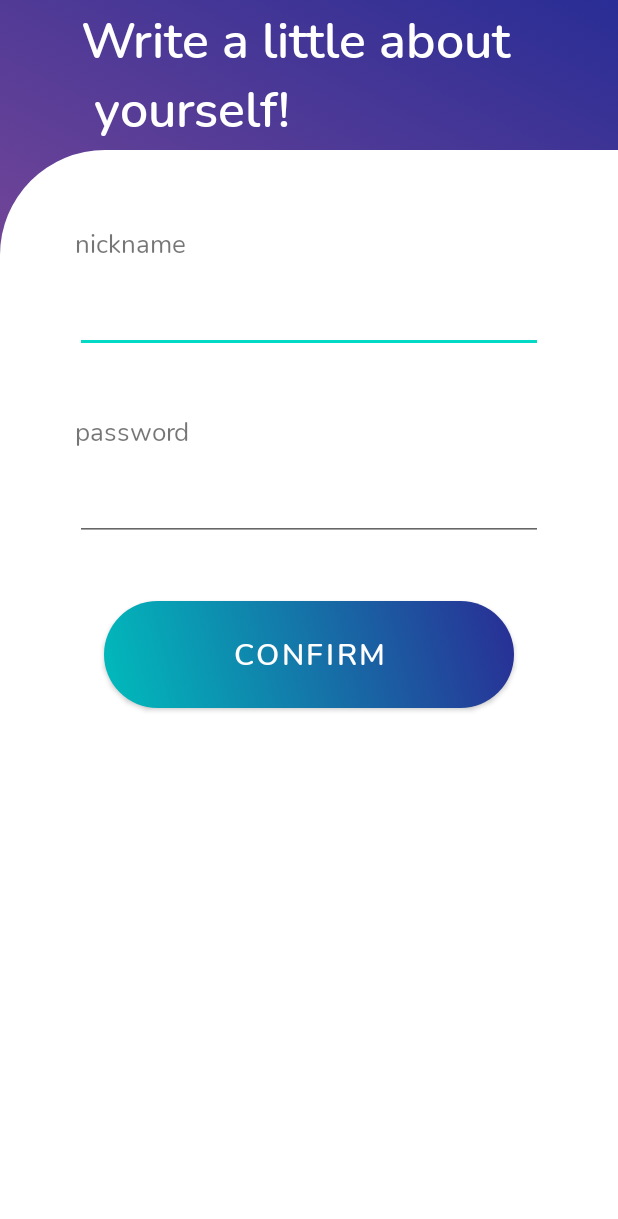
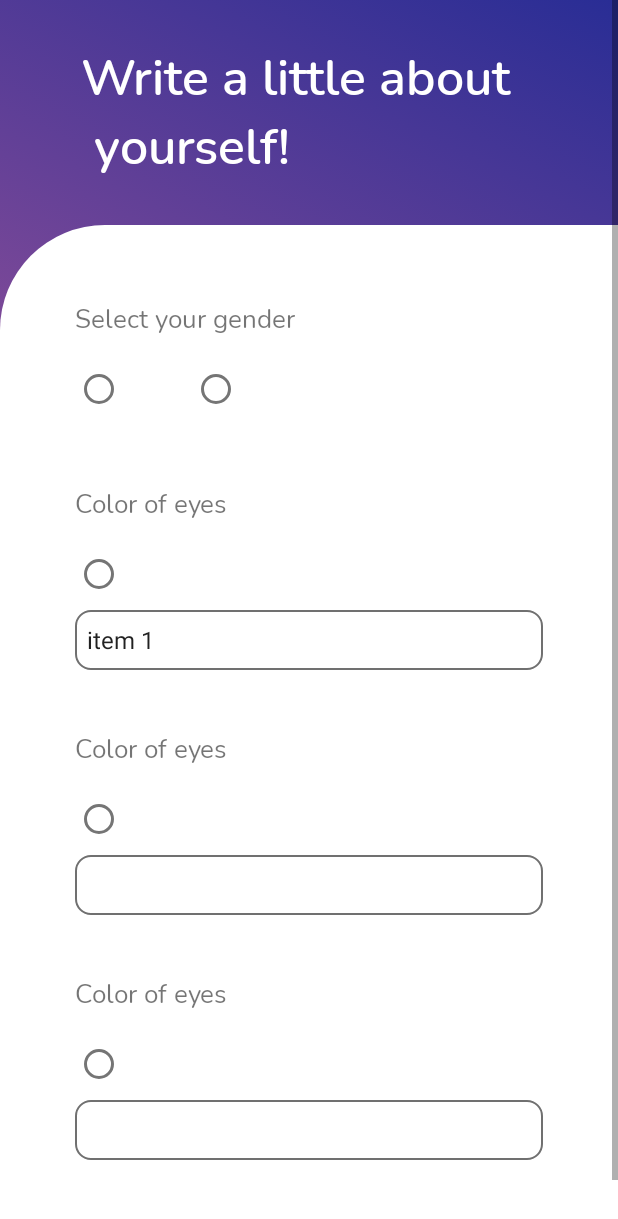
Before and after one commit to hyper-hronoz/Samsung_normal_annual_project, an Android app: the SignUpActivity screen opened directly, with no data from a screen before it, after a tap on "CONFIRM", on a phone screen of 412 x 824 dp. Shown: the top 1219 px of the screen. Run offline under Robolectric (Android 15) with nearby library versions, the phone set to English and light mode, and no system bars; our stand-ins replace Volley; 1 statement that could not run was skipped.

Commit message:
почистил код

```diff
--- a/app/src/main/AndroidManifest.xml
+++ b/app/src/main/AndroidManifest.xml
@@ -13,7 +13,7 @@
         android:supportsRtl="true"
         android:theme="@style/Theme.SamsungNormalAnnualProject">
         <activity android:name=".BaseActivity"></activity>
-        <activity android:name=".SignUpFrom" />
+        <activity android:name=".SignUpForm" />
         <activity android:name=".LoginOrSignUp" />
         <activity android:name=".LoginActivity" />
         <activity android:name=".SignUpActivity" />
--- a/app/src/main/java/com/example/samsungnormalannualproject/SignUpActivity.java
+++ b/app/src/main/java/com/example/samsungnormalannualproject/SignUpActivity.java
@@ -131,7 +131,7 @@ public class SignUpActivity extends AppCompatActivity implements ActivitySetting
         if (this.passwordEditText.getText().toString().equals(this.passwordAgainEditText.getText().toString())) {
             this.nickName = this.nickNameEditText.getText().toString();
             this.password = this.passwordEditText.getText().toString();
-            Intent intent = new Intent(this, SignUpFrom.class);
+            Intent intent = new Intent(this, SignUpForm.class);
             Bundle bundle = new Bundle();
             bundle.putBoolean(SelectGenderActivity.GENDER, this.isMen);
             intent.putExtras(bundle);
--- /dev/null
+++ b/app/src/main/java/com/example/samsungnormalannualproject/SignUpForm.java
@@ -0,0 +1,82 @@
+package com.example.samsungnormalannualproject;
+
+import androidx.appcompat.app.AppCompatActivity;
+
+import android.os.Build;
+import android.os.Bundle;
+import android.view.View;
+import android.view.Window;
+import android.view.WindowManager;
+import android.widget.AdapterView;
+import android.widget.ArrayAdapter;
+import android.widget.Spinner;
+
+import com.example.samsungnormalannualproject.interfaces.ActivitySettings;
+public class SignUpForm extends BaseActivity  implements AdapterView.OnItemSelectedListener {
+    private boolean isMen = false;
+
+    private View view;
+    private Spinner eyes_color_spinner;
+
+    private static final String[] paths = {"item 1", "item 2", "item 3"};
+
+    // устанавливает фон для элементов в зависимости от выбранного пола
+    private void setBackGround() {
+
+        System.out.println(this.view);
+
+        if (this.isMen) {
+            this.view.setBackgroundResource(R.drawable.select_gender_gradient_boy);
+        }
+
+        if (!this.isMen) {
+            this.view.setBackgroundResource(R.drawable.select_gender_gradient_girl);
+        }
+    }
+
+    private void spinner() {
+        this.eyes_color_spinner = (Spinner)findViewById(R.id.eyes_color_spinner);
+        ArrayAdapter<String> adapter = new ArrayAdapter<String>(this,
+                android.R.layout.simple_spinner_item, paths);
+
+        adapter.setDropDownViewResource(android.R.layout.simple_spinner_dropdown_item);
+        this.eyes_color_spinner.setAdapter(adapter);
+        this.eyes_color_spinner.setOnItemSelectedListener(this);
+    }
+
+    @Override
+    public void onItemSelected(AdapterView<?> parent, View v, int position, long id) {
+
+        switch (position) {
+            case 0:
+                // Whatever you want to happen when the first item gets selected
+                break;
+            case 1:
+                // Whatever you want to happen when the second item gets selected
+                break;
+            case 2:
+                // Whatever you want to happen when the thrid item gets selected
+                break;
+
+        }
+    }
+
+    @Override
+    public void onNothingSelected(AdapterView<?> parent) {
+
+    }
+
+    @Override
+    protected void onCreate(Bundle savedInstanceState) {
+        super.onCreate(savedInstanceState);
+
+        setContentView(R.layout.acitibity_sign_up_fill_form);
+
+        this.isMen = getIntent().getExtras().getBoolean(SelectGenderActivity.GENDER);
+        this.view = findViewById(R.id.sign_up_fill_form_view);
+
+        setBackGround();
+
+        spinner();
+    }
+}
--- a/app/src/main/java/com/example/samsungnormalannualproject/SignUpFrom.java
+++ /dev/null
@@ -1,43 +0,0 @@
-package com.example.samsungnormalannualproject;
-
-import androidx.appcompat.app.AppCompatActivity;
-
-import android.os.Build;
-import android.os.Bundle;
-import android.view.View;
-import android.view.Window;
-import android.view.WindowManager;
-
-import com.example.samsungnormalannualproject.interfaces.ActivitySettings;
-
-public class SignUpFrom extends BaseActivity {
-    private boolean isMen = false;
-
-    private View view;
-
-    // устанавливает фон для элементов в зависимости от выбранного пола
-    private void setBackGround() {
-
-        System.out.println(this.view);
-
-        if (this.isMen) {
-            this.view.setBackgroundResource(R.drawable.select_gender_gradient_boy);
-        }
-
-        if (!this.isMen) {
-            this.view.setBackgroundResource(R.drawable.select_gender_gradient_girl);
-        }
-    }
-
-    @Override
-    protected void onCreate(Bundle savedInstanceState) {
-        super.onCreate(savedInstanceState);
-
-        setContentView(R.layout.acitibity_sign_up_fill_form);
-
-        this.isMen = getIntent().getExtras().getBoolean(SelectGenderActivity.GENDER);
-        this.view = findViewById(R.id.sign_up_fill_form_view);
-
-        setBackGround();
-    }
-}
--- /dev/null
+++ b/app/src/main/res/drawable/spinner.xml
@@ -0,0 +1,11 @@
+<?xml version="1.0" encoding="utf-8"?>
+<selector xmlns:android="http://schemas.android.com/apk/res/android">
+
+    <item>
+        <shape>
+            <corners android:radius="10dp"></corners>
+            <stroke android:width="1dip" android:color="#707070"/>
+        </shape>
+    </item>
+
+</selector>
--- a/app/src/main/res/layout/acitibity_sign_up_fill_form.xml
+++ b/app/src/main/res/layout/acitibity_sign_up_fill_form.xml
@@ -4,17 +4,21 @@
     xmlns:tools="http://schemas.android.com/tools"
     android:id="@+id/sign_up_fill_form_view"
     android:layout_width="match_parent"
+    android:layout_height="match_parent"
     android:background="@drawable/select_gender_gradient_boy"
+    tools:context=".SignUpForm">
+
+
+    <ScrollView
+        android:layout_width="match_parent"
         android:layout_height="match_parent"
-    tools:context=".SignUpFrom">
-
+        tools:layout_editor_absoluteX="294dp"
+        tools:layout_editor_absoluteY="243dp">
 
         <LinearLayout
             android:layout_width="match_parent"
             android:layout_height="match_parent"
-        android:orientation="vertical"
-        >
-
+            android:orientation="vertical">
 
             <TextView
                 android:id="@+id/textView2"
@@ -23,69 +27,135 @@
 
 
             <LinearLayout
+                android:layout_width="fill_parent"
+                android:layout_height="wrap_content"
                 android:layout_weight="80"
-            android:layout_height="wrap_content"
-            android:layout_width="fill_parent"
                 android:background="@drawable/login_registrate_background"
                 android:orientation="vertical"
                 android:padding="50dp">
 
+
+                <LinearLayout
+                    android:layout_width="match_parent"
+                    android:orientation="vertical"
+                    android:layout_marginBottom="40dp"
+                    android:layout_height="wrap_content">
+
                     <TextView
-                android:id="@+id/textView3"
                         style="@style/input_label"
                         android:layout_width="wrap_content"
                         android:layout_height="wrap_content"
-                android:layout_above="@+id/login_password"
-                android:layout_alignParentStart="true"
-                android:layout_alignParentLeft="true"
-                android:layout_alignParentTop="true"
-                android:text="nickname" />
+                        android:layout_marginBottom="10dp"
+                        android:text="Select your gender" />
 
-            <EditText
-                android:id="@+id/login_login"
+                    <RadioGroup
                         android:layout_width="match_parent"
-                android:layout_height="60dp"
-                android:layout_alignParentTop="true"
-                android:layout_alignParentEnd="true"
-                android:layout_alignParentRight="true"
-                android:ems="10"
-                android:layout_marginBottom="40dp"
-                android:inputType="text" />
+                        android:layout_height="wrap_content"
+                        android:orientation="horizontal">
+
+                        <RadioButton
+                            android:layout_width="wrap_content"
+                            android:layout_height="wrap_content"
+                            android:layout_marginRight="30dp"
+                            tools:text="man" />
+
+                        <RadioButton
+                            android:layout_width="wrap_content"
+                            android:layout_height="wrap_content"
+                            tools:text="woman" />
+                    </RadioGroup>
+                </LinearLayout>
 
 
+                <LinearLayout
+                    android:layout_width="match_parent"
+                    android:layout_height="wrap_content"
+                    android:orientation="vertical"
+                    android:layout_marginBottom="40dp"
+                    >
+
                     <TextView
-                android:id="@+id/textView4"
                         style="@style/input_label"
                         android:layout_width="wrap_content"
                         android:layout_height="wrap_content"
-                android:layout_above="@+id/login_password"
-                android:layout_alignParentStart="true"
-                android:layout_alignParentLeft="true"
-                android:layout_alignParentTop="true"
-                android:text="password" />
+                        android:layout_marginBottom="10dp"
+                        android:text="Color of eyes" />
 
-            <EditText
-                android:id="@+id/login_password"
+                    <RadioButton
+                        android:layout_width="wrap_content"
+                        android:layout_height="wrap_content"
+                        android:layout_marginRight="30dp"
+                        tools:text="no matter" />
+
+                    <Spinner
+                        android:id="@+id/eyes_color_spinner"
                         android:layout_width="match_parent"
-                android:layout_height="60dp"
-                android:layout_alignParentTop="true"
-                android:layout_alignParentEnd="true"
-                android:layout_alignParentRight="true"
-                android:ems="10"
+                        android:background="@drawable/spinner"
+                        android:layout_height="40dp"
+                        />
+                </LinearLayout>
+
+                <LinearLayout
+                    android:layout_width="match_parent"
+                    android:layout_height="wrap_content"
+                    android:orientation="vertical"
                     android:layout_marginBottom="40dp"
-                android:inputType="textPassword" />
+                    >
 
-            <Button
-                android:id="@+id/login_confirm"
-                style="@style/login_registrate_button"
-                android:layout_gravity="center"
-                android:background="@drawable/login_regirstrate_button_background_boy"
-                android:text="Confirm"
-                app:backgroundTint="#00FFFFFF"
-                app:backgroundTintMode="src_over" />
+                    <TextView
+                        style="@style/input_label"
+                        android:layout_width="wrap_content"
+                        android:layout_height="wrap_content"
+                        android:layout_marginBottom="10dp"
+                        android:text="Color of eyes" />
+
+                    <RadioButton
+                        android:layout_width="wrap_content"
+                        android:layout_height="wrap_content"
+                        android:layout_marginRight="30dp"
+                        tools:text="no matter" />
+
+                    <Spinner
+                        android:id="@+id/eyes_color_spinner2"
+                        android:layout_width="match_parent"
+                        android:background="@drawable/spinner"
+                        android:layout_height="40dp"
+                        />
+                </LinearLayout>
+
+                <LinearLayout
+                    android:layout_width="match_parent"
+                    android:layout_height="wrap_content"
+                    android:orientation="vertical"
+                    android:layout_marginBottom="40dp"
+                    >
+
+                    <TextView
+                        style="@style/input_label"
+                        android:layout_width="wrap_content"
+                        android:layout_height="wrap_content"
+                        android:layout_marginBottom="10dp"
+                        android:text="Color of eyes" />
+
+                    <RadioButton
+                        android:layout_width="wrap_content"
+                        android:layout_height="wrap_content"
+                        android:layout_marginRight="30dp"
+                        tools:text="no matter" />
+
+                    <Spinner
+                        android:id="@+id/eyes_color_spinner1"
+                        android:layout_width="match_parent"
+                        android:background="@drawable/spinner"
+                        android:layout_height="40dp"
+                        />
+                </LinearLayout>
+
+
+
+
 
             </LinearLayout>
-
         </LinearLayout>
-
+    </ScrollView>
 </androidx.constraintlayout.widget.ConstraintLayout>
--- a/app/src/main/res/values/style.xml
+++ b/app/src/main/res/values/style.xml
@@ -30,7 +30,7 @@
 
     <style name="activity_heading">
         <item name="android:textSize">33sp</item>
-        <item name="android:layout_height">100dp</item>
+        <item name="android:layout_height">150dp</item>
         <item name="android:layout_width">wrap_content</item>
         <item name="android:fontFamily">@font/nunito_semibold</item>
         <item name="android:textColor">@color/white</item>
```
Lines whose indentation alone changed are shown as unchanged.
